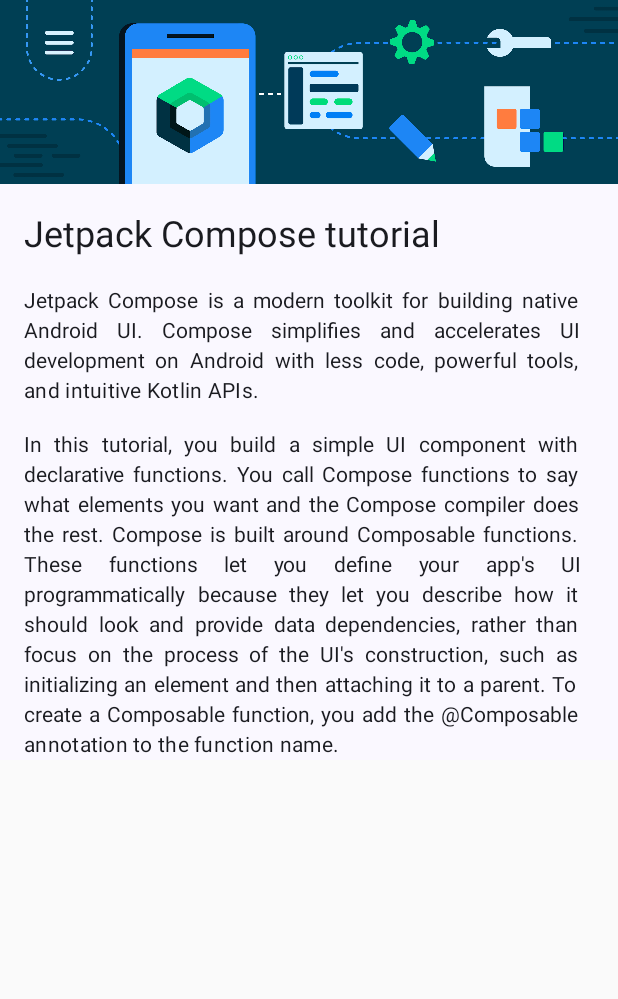
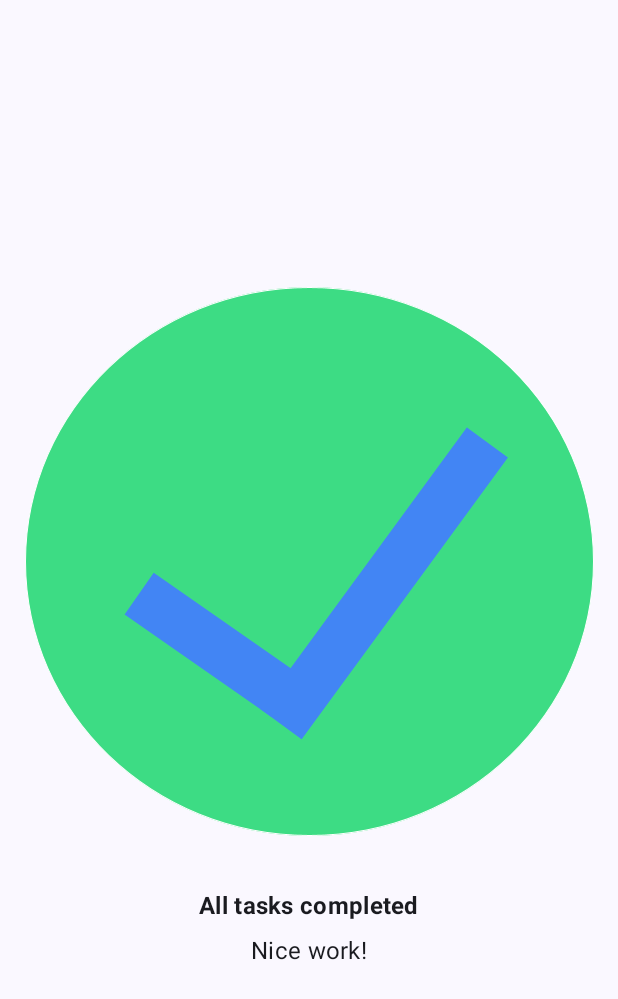
Before and after one commit to TruongAnim/Basic-Compose, an Android app built with Jetpack Compose: the screen it shows after launch (NewsPage before the commit, CompletePage after it), on a phone screen of 412 x 824 dp. Shown: the top 999 px of the screen. Run offline under Robolectric (Android 15) with nearby library versions, the phone set to English and light mode, and no system bars.

Commit message:
add complete page

```diff
--- a/app/src/main/AndroidManifest.xml
+++ b/app/src/main/AndroidManifest.xml
@@ -29,6 +29,18 @@
             android:exported="true"
             android:label="@string/news_page"
             android:theme="@style/Theme.BasicCompose">
+<!--            <intent-filter>-->
+<!--                <action android:name="android.intent.action.MAIN" />-->
+
+<!--                <category android:name="android.intent.category.LAUNCHER" />-->
+<!--            </intent-filter>-->
+        </activity>
+
+        <activity
+            android:name=".pages.CompletePage"
+            android:exported="true"
+            android:label="@string/complete_page"
+            android:theme="@style/Theme.BasicCompose">
             <intent-filter>
                 <action android:name="android.intent.action.MAIN" />
 
--- /dev/null
+++ b/app/src/main/java/com/example/basiccompose/pages/CompletePage.kt
@@ -0,0 +1,74 @@
+package com.example.basiccompose.pages
+
+import android.os.Bundle
+import androidx.activity.ComponentActivity
+import androidx.activity.compose.setContent
+import androidx.compose.foundation.Image
+import androidx.compose.foundation.layout.Arrangement
+import androidx.compose.foundation.layout.Column
+import androidx.compose.foundation.layout.Spacer
+import androidx.compose.foundation.layout.fillMaxSize
+import androidx.compose.foundation.layout.height
+import androidx.compose.material3.MaterialTheme
+import androidx.compose.material3.Surface
+import androidx.compose.material3.Text
+import androidx.compose.runtime.Composable
+import androidx.compose.ui.Alignment
+import androidx.compose.ui.Modifier
+import androidx.compose.ui.res.painterResource
+import androidx.compose.ui.res.stringResource
+import androidx.compose.ui.text.font.FontWeight
+import androidx.compose.ui.tooling.preview.Preview
+import androidx.compose.ui.unit.dp
+import androidx.compose.ui.unit.sp
+import com.example.basiccompose.R
+import com.example.basiccompose.ui.theme.BasicComposeTheme
+
+
+class CompletePage : ComponentActivity() {
+    override fun onCreate(savedInstanceState: Bundle?) {
+        super.onCreate(savedInstanceState)
+        setContent {
+            BasicComposeTheme {
+                CompletePageUI()
+            }
+        }
+    }
+}
+
+@Composable
+fun CompletePageUI() {
+    Surface(
+        color = MaterialTheme.colorScheme.background,
+        modifier = Modifier.fillMaxSize()
+    ) {
+        Column(
+            horizontalAlignment = Alignment.CenterHorizontally,
+            verticalArrangement = Arrangement.Center
+        ) {
+            val doneIcon = painterResource(id = R.drawable.ic_task_completed)
+            Image(painter = doneIcon, contentDescription = null)
+            Spacer(modifier = Modifier.height(24.dp))
+            Text(
+                text = stringResource(R.string.all_tasks_completed),
+                style = MaterialTheme.typography.titleMedium.copy(
+                    fontSize = 16.sp,
+                    fontWeight = FontWeight.Bold
+                )
+            )
+            Spacer(modifier = Modifier.height(8.dp))
+            Text(
+                text = stringResource(R.string.nice_work),
+                style = MaterialTheme.typography.bodyMedium.copy(fontSize = 16.sp)
+            )
+        }
+    }
+}
+
+@Preview(showBackground = true, widthDp = 320, heightDp = 480)
+@Composable
+fun PreviewCompletePageUI() {
+    BasicComposeTheme {
+        CompletePageUI()
+    }
+}
--- a/app/src/main/res/values/strings.xml
+++ b/app/src/main/res/values/strings.xml
@@ -6,4 +6,7 @@
     <string name="news_page_title">Jetpack Compose tutorial</string>
     <string name="news_page_content_1">Jetpack Compose is a modern toolkit for building native Android UI. Compose simplifies and accelerates UI development on Android with less code, powerful tools, and intuitive Kotlin APIs.</string>
     <string name="news_page_content_2">In this tutorial, you build a simple UI component with declarative functions. You call Compose functions to say what elements you want and the Compose compiler does the rest. Compose is built around Composable functions. These functions let you define your app\'s UI programmatically because they let you describe how it should look and provide data dependencies, rather than focus on the process of the UI\'s construction, such as initializing an element and then attaching it to a parent. To create a Composable function, you add the @Composable annotation to the function name.</string>
+    <string name="all_tasks_completed">All tasks completed</string>
+    <string name="nice_work">Nice work!</string>
+    <string name="complete_page">Complete page</string>
 </resources>
```
Also changed, not shown: app/src/main/res/drawable-nodpi/ic_task_completed.png (added).
